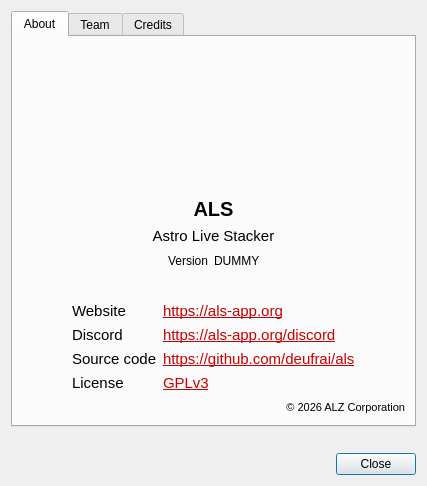
First picture: the form in src/als/ui/about_ui.ui, repository deufrai/als, before the edit.
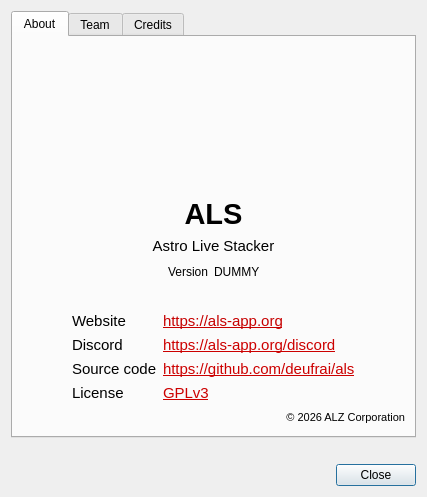
Second picture: the form after the edit. Icons and pictures are not drawn.

Commit message: eye candy on about box & night and dark themes

What changed in the file:
```diff
--- a/src/als/ui/about_ui.ui
+++ b/src/als/ui/about_ui.ui
@@ -10,7 +10,7 @@
     <x>0</x>
     <y>0</y>
     <width>427</width>
-    <height>486</height>
+    <height>497</height>
    </rect>
   </property>
   <property name="windowTitle">
@@ -105,16 +105,16 @@
         <widget class="QLabel" name="label_3">
          <property name="font">
           <font>
-           <pointsize>15</pointsize>
+           <pointsize>22</pointsize>
            <weight>75</weight>
            <bold>true</bold>
           </font>
          </property>
          <property name="text">
-          <string>&lt;html&gt;&lt;head/&gt;&lt;body&gt;&lt;p&gt;ALS&lt;/p&gt;&lt;/body&gt;&lt;/html&gt;</string>
+          <string>ALS</string>
          </property>
          <property name="textFormat">
-          <enum>Qt::RichText</enum>
+          <enum>Qt::PlainText</enum>
          </property>
          <property name="alignment">
           <set>Qt::AlignCenter</set>
```
The commit also changes 2 other files.
